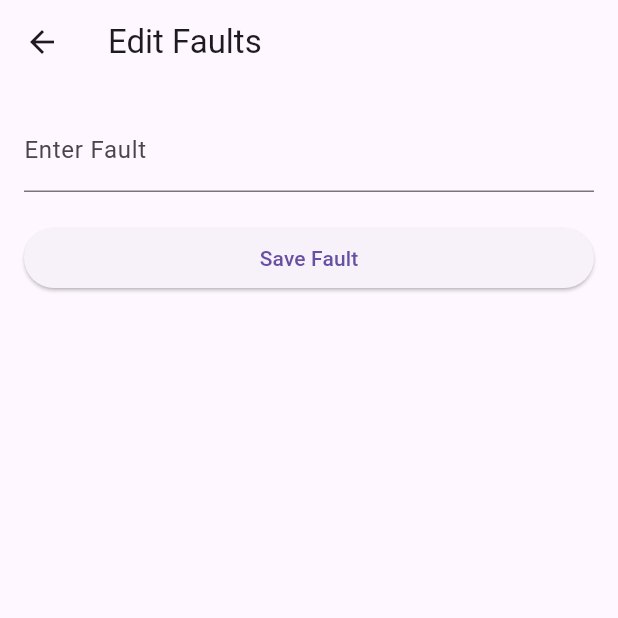
After one commit to HighNCode/FYP-111-OrangeLineMS, a Flutter app: the FaultsEditor screen opened directly, on a phone screen of 412 x 824 dp, the top half of it. The commit adds this screen. Run offline on Flutter 3.47's test engine with Material 3 defaults, Android fonts, the phone set to English and light mode, and no system bars; our stand-ins replace image_picker, printing, supabase, syncfusion_flutter_charts; missing offline and left inert: syncfusion_flutter_pdfviewer; accounts and stored records are empty; network calls fail.

Commit message:
added a new feature edit faults

```diff
--- /dev/null
+++ b/third_app/lib/Screen/crud_app/edit_faults.dart
@@ -0,0 +1,72 @@
+import 'dart:io';
+import 'package:flutter/material.dart';
+
+class FaultsEditor extends StatefulWidget {
+  @override
+  _FaultsEditorState createState() => _FaultsEditorState();
+}
+
+class _FaultsEditorState extends State<FaultsEditor> {
+  TextEditingController _controller = TextEditingController();
+
+  @override
+  Widget build(BuildContext context) {
+    return Scaffold(
+      appBar: AppBar(
+        title: Text('Edit Faults'),
+      ),
+      body: Padding(
+        padding: EdgeInsets.all(16.0),
+        child: Column(
+          crossAxisAlignment: CrossAxisAlignment.stretch,
+          children: [
+            TextField(
+              controller: _controller,
+              decoration: InputDecoration(
+                labelText: 'Enter Fault',
+              ),
+            ),
+            SizedBox(height: 20),
+            ElevatedButton(
+              onPressed: () {
+                _editFaults('faults.txt', _controller.text);
+              },
+              child: Text('Save Fault'),
+            ),
+          ],
+        ),
+      ),
+    );
+  }
+
+  void _editFaults(String fileName, String fault) {
+    File file = File(fileName);
+
+    try {
+      // Open the file for appending
+      IOSink sink = file.openWrite(mode: FileMode.append);
+
+      // Write the fault to the file
+      sink.writeln(fault);
+
+      // Close the sink
+      sink.close();
+
+      // Clear the text field after saving
+      _controller.clear();
+
+      ScaffoldMessenger.of(context).showSnackBar(
+        SnackBar(
+          content: Text('Fault saved successfully.'),
+        ),
+      );
+    } catch (e) {
+      print('Error editing faults: $e');
+      ScaffoldMessenger.of(context).showSnackBar(
+        SnackBar(
+          content: Text('Error: $e'),
+        ),
+      );
+    }
+  }
+}
--- a/third_app/lib/Screen/mainPage/RepetitiveFaults.dart
+++ b/third_app/lib/Screen/mainPage/RepetitiveFaults.dart
@@ -145,7 +145,7 @@ class _RepetitiveFaultsChartState extends State<RepetitiveFaultsChart> {
           return SingleChildScrollView(
             scrollDirection: Axis.horizontal,
             child: Container(
-              width: 650,
+              width: 550,
               height: 550,
               child: SfCartesianChart(
                 plotAreaBorderWidth: 0,
--- a/third_app/lib/Screen/mainPage/home.dart
+++ b/third_app/lib/Screen/mainPage/home.dart
@@ -196,7 +196,7 @@ class _HomeState extends State<Home> {
                     children: [
                       Container(
                         margin: EdgeInsets.only(left: 60),
-                        width: 550,
+                        width: 600,
                         height: 550,
                         child: FaultsChart(),
                         decoration: BoxDecoration(
@@ -206,7 +206,7 @@ class _HomeState extends State<Home> {
                       ),
                       SizedBox(width: 50), // Add SizedBox for spacing
                       Container(
-                        width: 650,
+                        width: 550,
                         height: 550,
                         child: RepetitiveFaultsChart(),
                         decoration: BoxDecoration(
```
Also changed, not shown: third_app/lib/Screen/mainPage/EngineerDashboard.dart (+5 -2 lines).
